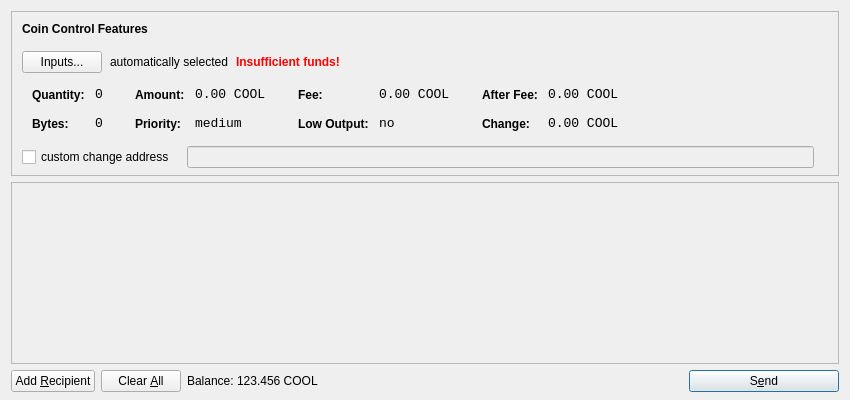
nguyenductai/flashcoin, file src/qt/forms/sendcoinsdialog.ui: the form before one commit.
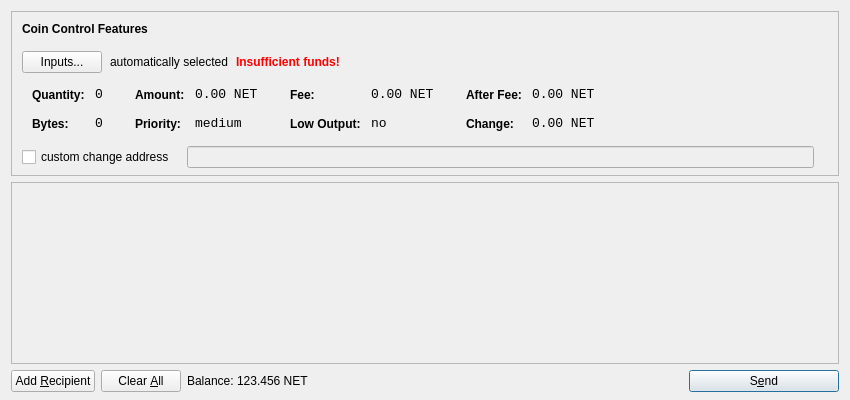
The form after the commit. Icons and pictures are not drawn.

Commit message: update COOL-->NET

```diff
--- a/src/qt/forms/sendcoinsdialog.ui
+++ b/src/qt/forms/sendcoinsdialog.ui
@@ -321,7 +321,7 @@
                   <enum>Qt::ActionsContextMenu</enum>
                  </property>
                  <property name="text">
-                  <string notr="true">0.00 COOL</string>
+                  <string notr="true">0.00 NET</string>
                  </property>
                  <property name="textInteractionFlags">
                   <set>Qt::LinksAccessibleByMouse|Qt::TextSelectableByKeyboard|Qt::TextSelectableByMouse</set>
@@ -407,7 +407,7 @@
                   <enum>Qt::ActionsContextMenu</enum>
                  </property>
                  <property name="text">
-                  <string notr="true">0.00 COOL</string>
+                  <string notr="true">0.00 NET</string>
                  </property>
                  <property name="textInteractionFlags">
                   <set>Qt::LinksAccessibleByMouse|Qt::TextSelectableByKeyboard|Qt::TextSelectableByMouse</set>
@@ -493,7 +493,7 @@
                   <enum>Qt::ActionsContextMenu</enum>
                  </property>
                  <property name="text">
-                  <string notr="true">0.00 COOL</string>
+                  <string notr="true">0.00 NET</string>
                  </property>
                  <property name="textInteractionFlags">
                   <set>Qt::LinksAccessibleByMouse|Qt::TextSelectableByKeyboard|Qt::TextSelectableByMouse</set>
@@ -525,7 +525,7 @@
                   <enum>Qt::ActionsContextMenu</enum>
                  </property>
                  <property name="text">
-                  <string notr="true">0.00 COOL</string>
+                  <string notr="true">0.00 NET</string>
                  </property>
                  <property name="textInteractionFlags">
                   <set>Qt::LinksAccessibleByMouse|Qt::TextSelectableByKeyboard|Qt::TextSelectableByMouse</set>
@@ -720,7 +720,7 @@
           <cursorShape>IBeamCursor</cursorShape>
          </property>
          <property name="text">
-          <string>123.456 COOL</string>
+          <string>123.456 NET</string>
          </property>
          <property name="textInteractionFlags">
           <set>Qt::LinksAccessibleByMouse|Qt::TextSelectableByKeyboard|Qt::TextSelectableByMouse</set>
```
The commit also changes 5 other files.
